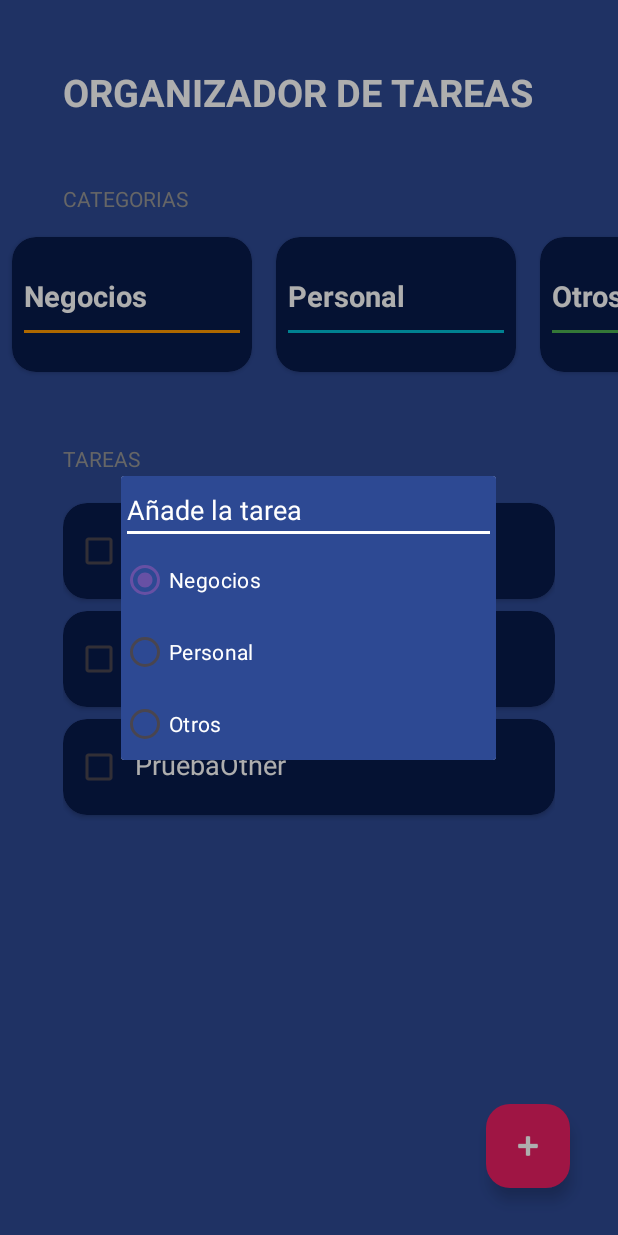
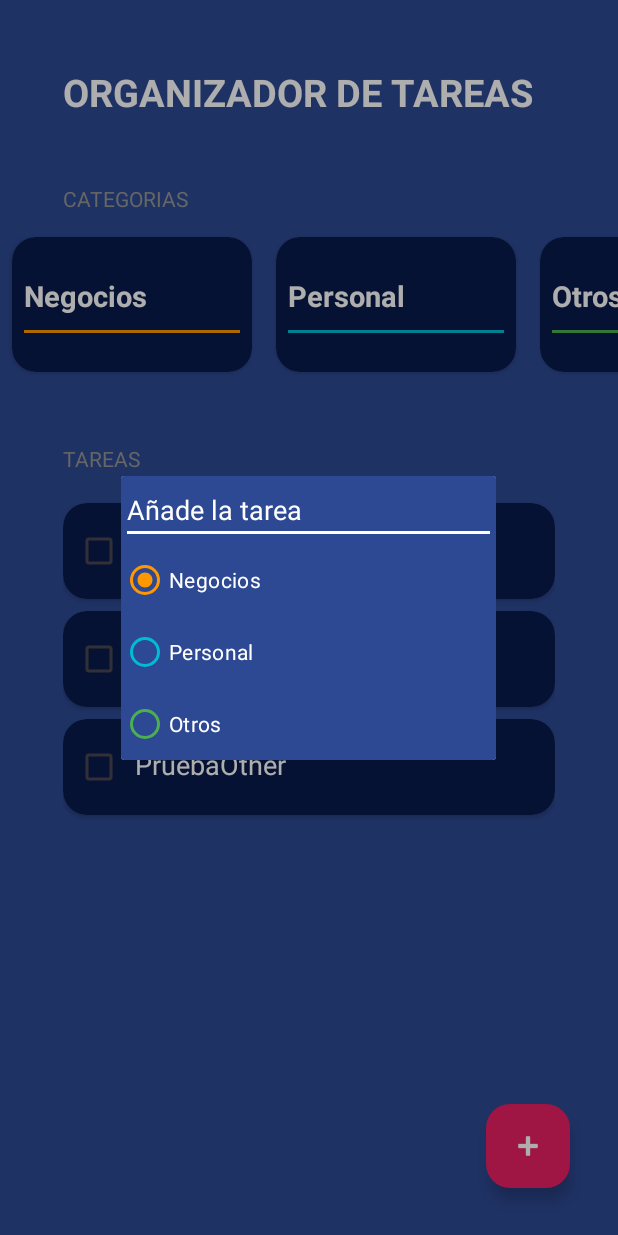
Before and after one commit to antialop/To-Do-List-Tasks, an Android app: the screen it shows after launch (MainActivity), after a tap on "TODO", on a phone screen of 412 x 824 dp. Run offline under Robolectric (Android 15) with nearby library versions, the phone set to English and light mode, and no system bars.

Commit message:
set radiobuttons colors

```diff
--- a/app/src/main/res/layout/dialog_task.xml
+++ b/app/src/main/res/layout/dialog_task.xml
@@ -1,5 +1,7 @@
 <?xml version="1.0" encoding="utf-8"?>
 <LinearLayout xmlns:android="http://schemas.android.com/apk/res/android"
+    xmlns:app="http://schemas.android.com/apk/res-auto"
+    xmlns:tools="http://schemas.android.com/tools"
     android:orientation="vertical"
     android:layout_width="250dp"
     android:background="@color/background_todo_app"
@@ -26,21 +28,21 @@
             android:text="Negocios"
             android:checked="true"
             android:textColor="@color/white"
-            android:buttonTint="@color/business_category"/>
+            app:buttonTint="@color/business_category"/>
         <RadioButton
             android:id="@+id/rbPersonal"
             android:layout_width="match_parent"
             android:layout_height="wrap_content"
             android:text="Personal"
             android:textColor="@color/white"
-            android:buttonTint="@color/personal_category"/>
+            app:buttonTint="@color/personal_category"/>
         <RadioButton
             android:id="@+id/rbOther"
             android:layout_width="match_parent"
             android:layout_height="wrap_content"
             android:text="Otros"
             android:textColor="@color/white"
-            android:buttonTint="@color/other_category"/>
+            app:buttonTint="@color/other_category"/>
 
     </RadioGroup>
 
```
